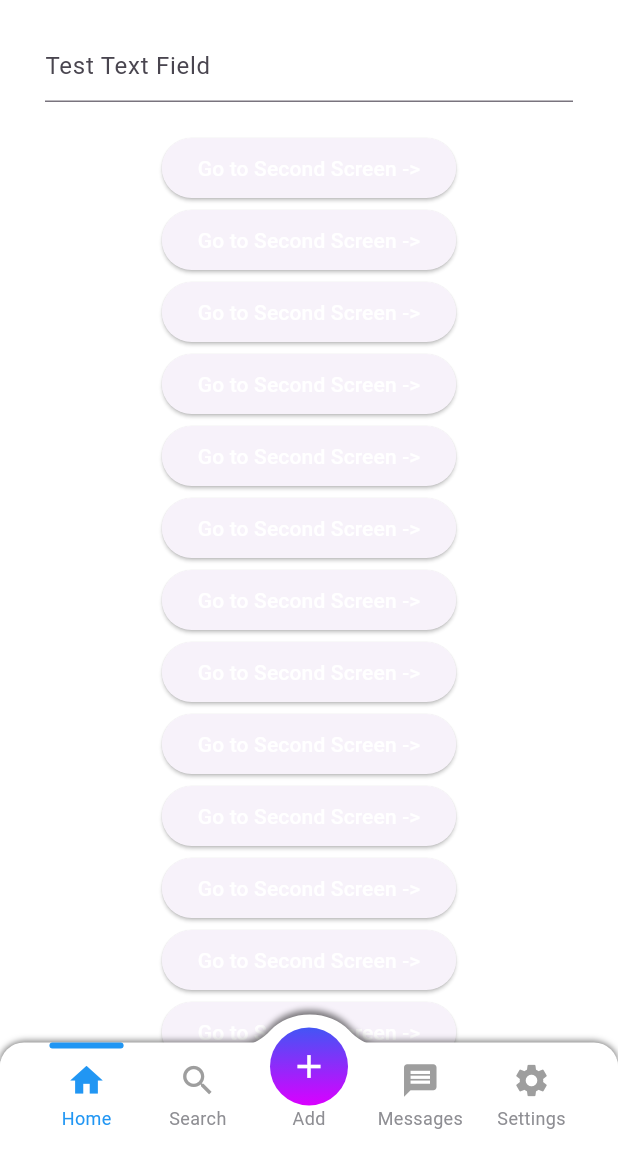
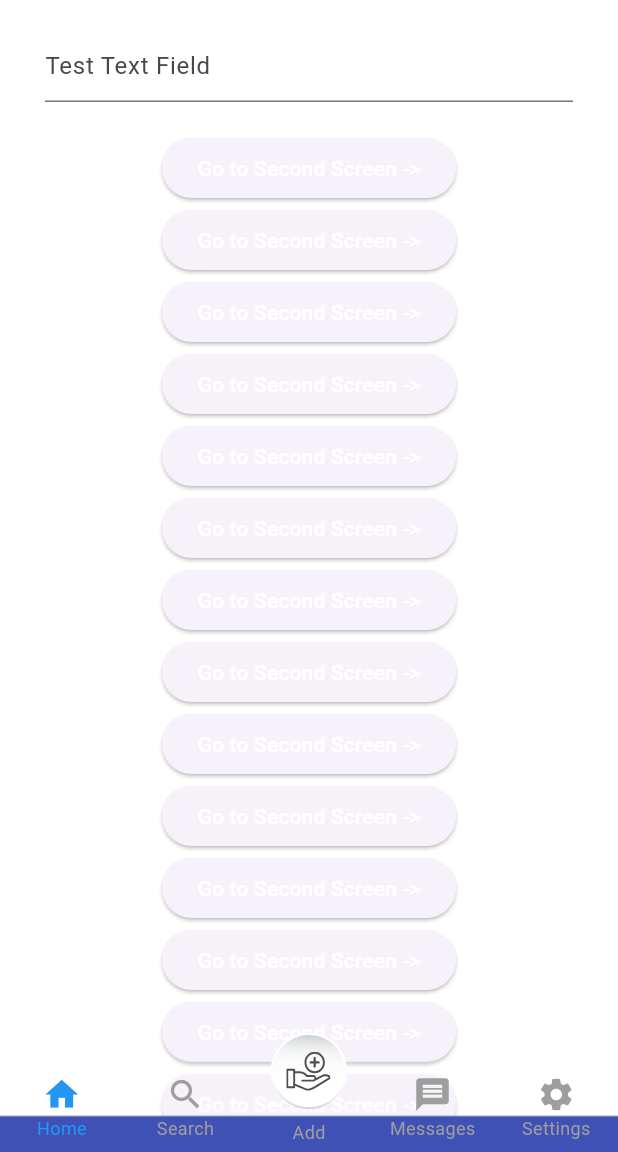
Before and after one commit to uitdevpro1999/persistent_bottom_nav_bar_v2, a Flutter app: the screen it shows after launch, after a tap on "Built-in style example", on a phone screen of 412 x 824 dp, the part 84-1236 px from its top. Run offline on Flutter 3.47's test engine with Material 3 defaults, Android fonts, the phone set to English and light mode, and no system bars; our stand-ins replace flutter_svg.

Commit message:
nav update

```diff
--- a/example/lib/main.dart
+++ b/example/lib/main.dart
@@ -4,7 +4,7 @@ import 'package:persistent_bottom_nav_bar_v2/persistent-tab-view.dart';
 import 'interactive_example.dart';
 import 'modal-screen.dart';
 import 'screens.dart';
-
+import 'package:flutter_svg/flutter_svg.dart';
 void main() => runApp(PersistenBottomNavBarDemo());
 
 class PersistenBottomNavBarDemo extends StatelessWidget {
@@ -75,13 +75,13 @@ class _MainMenuState extends State<MainMenu> {
               ),
             ],
           ),
-         Positioned(
-           top:250,
-           child:  CustomPaint(
-             size: Size(MediaQuery.of(context).size.width, 93),
-             painter: RPSCustomPainter(),
-           ),
-         )
+          // Positioned(
+          //   top:250,
+          //   child:  CustomPaint(
+          //     size: Size(MediaQuery.of(context).size.width, 93),
+          //     painter: RPSCustomPainter(),
+          //   ),
+          // )
         ],
       ),
     );
@@ -167,19 +167,16 @@ class _ProvidedStyleExampleState extends State<ProvidedStyleExample> {
         title: "Search",
         activeColorPrimary: Colors.teal,
         inactiveColorPrimary: Colors.grey,
-
       ),
       PersistentBottomNavBarItem(
-        icon: Icon(Icons.add),
+        icon: SvgPicture.asset('assets/Asset 1.svg'),
         title: "Add",
-        activeColorPrimary: Colors.teal,
-        iconFixColor:Colors.white,
+        activeColorPrimary: Colors.grey,
+
+        iconFixColor: Colors.transparent,
         inactiveColorPrimary: Colors.grey,
-        gradient: LinearGradient(
-        begin: Alignment(0.00, -1.00),
-    end: Alignment(0, 1),
-    colors: [Color(0xFF4355F5), Color(0xFFDA00FF)],
-    ),
+
+
       ),
       PersistentBottomNavBarItem(
         icon: Icon(Icons.message),
@@ -200,7 +197,6 @@ class _ProvidedStyleExampleState extends State<ProvidedStyleExample> {
   Widget build(BuildContext context) {
     return Scaffold(
       appBar: AppBar(title: const Text('Navigation Bar Demo')),
-
       drawer: Drawer(
         child: Center(
           child: Column(
@@ -261,7 +257,7 @@ class _ProvidedStyleExampleState extends State<ProvidedStyleExample> {
           duration: Duration(milliseconds: 3),
         ),
         navBarStyle:
-            NavBarStyle.style3, // Choose the nav bar style with this property
+            NavBarStyle.style15, // Choose the nav bar style with this property
       ),
     );
   }
@@ -346,7 +342,6 @@ class _CustomWidgetExampleState extends State<CustomWidgetExample> {
         activeColorPrimary: Colors.teal,
         inactiveColorPrimary: Colors.grey,
         opacity: 0,
-
       ),
       PersistentBottomNavBarItem(
         icon: Icon(Icons.add),
--- a/example/pubspec.yaml
+++ b/example/pubspec.yaml
@@ -33,6 +33,7 @@ dependencies:
   cupertino_icons: ^1.0.2
 
 dev_dependencies:
+  flutter_svg:
   flutter_test:
     sdk: flutter
   flutter_lints: ^2.0.0
@@ -56,9 +57,8 @@ flutter:
   uses-material-design: true
 
   # To add assets to your application, add an assets section, like this:
-  # assets:
-  #   - images/a_dot_burr.jpeg
-  #   - images/a_dot_ham.jpeg
+  assets:
+    - assets/
 
   # An image asset can refer to one or more resolution-specific "variants", see
   # https://flutter.dev/assets-and-images/#resolution-aware
--- a/lib/nav-bar-styles/style-15-bottom-nav-bar.widget.dart
+++ b/lib/nav-bar-styles/style-15-bottom-nav-bar.widget.dart
@@ -83,6 +83,7 @@ class BottomNavStyle15 extends StatelessWidget {
           );
   }
 
+
   Widget _buildMiddleItem(
       PersistentBottomNavBarItem item, bool isSelected, double? height) {
     return this.navBarEssentials!.navBarHeight == 0
@@ -99,18 +100,24 @@ class BottomNavStyle15 extends StatelessWidget {
                     child: Container(
                       width: 150.0,
                       height: height,
-                      margin: EdgeInsets.only(top: 2.0),
+                      margin: EdgeInsets.only(top: 0.0),
                       decoration: BoxDecoration(
                         shape: BoxShape.circle,
-                        color: item.activeColorPrimary,
+                        color:item.iconFixColor !=null ?item.iconFixColor: item.activeColorPrimary,
                         border:
-                            Border.all(color: Colors.transparent, width: 5.0),
+                            Border.all(color: Colors.transparent, width: 0.0),
                         boxShadow: this.navBarDecoration!.boxShadow,
                       ),
                       child: Container(
                         alignment: Alignment.center,
                         height: height,
-                        child: ListView(
+                        child:
+                          // SvgPicture.asset(isSelecteditem? item.icon:item.inactiveIcon ?? item.icon,
+                          // width:item.iconSize,
+                          // height:item.iconSize,
+                          // ),
+
+                        ListView(
                           shrinkWrap: true,
                           physics: NeverScrollableScrollPhysics(),
                           scrollDirection: Axis.horizontal,
@@ -123,7 +130,7 @@ class BottomNavStyle15 extends StatelessWidget {
                                   child: IconTheme(
                                     data: IconThemeData(
                                         size: item.iconSize,
-                                        color: item.activeColorSecondary == null
+                                        color:item.iconFixColor !=null ?item.iconFixColor: item.activeColorSecondary == null
                                             ? item.activeColorPrimary
                                             : item.activeColorSecondary),
                                     child: isSelected
@@ -139,6 +146,7 @@ class BottomNavStyle15 extends StatelessWidget {
                     ),
                   ),
                 ),
+
                 item.title == null
                     ? SizedBox.shrink()
                     : Padding(
--- a/lib/persistent-tab-view.dart
+++ b/lib/persistent-tab-view.dart
@@ -5,6 +5,7 @@ import 'dart:ui';
 
 import 'package:flutter/cupertino.dart';
 import 'package:flutter/material.dart';
+import 'package:flutter_svg/flutter_svg.dart';
 
 //Animations
 part 'animations/animations.dart';
--- a/pubspec.yaml
+++ b/pubspec.yaml
@@ -9,6 +9,7 @@ environment:
   sdk: ">=2.12.0 <3.0.0"
 
 dependencies:
+  flutter_svg:
   flutter:
     sdk: flutter
 
```
Also changed, not shown: example/assets/Asset 1.svg (added), example/pubspec.lock, pubspec.lock.
